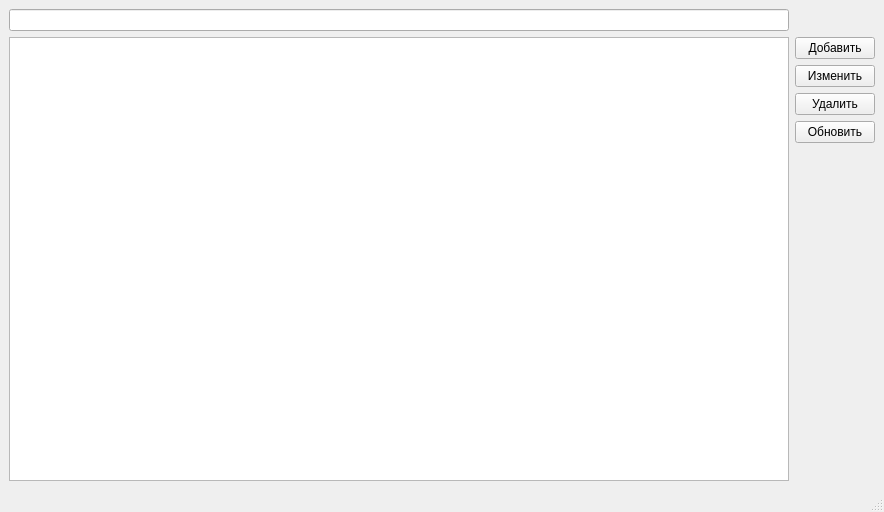
Old version of the form mainwindow.ui in the repository EvheniCH-Ufa/SimpleContractRegister.
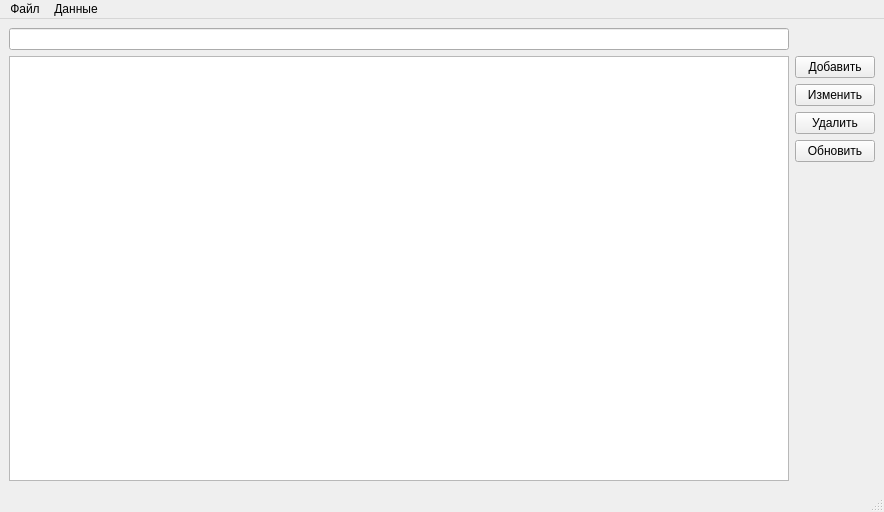
New version of the form.

Diff of the .ui file:
```diff
--- a/mainwindow.ui
+++ b/mainwindow.ui
@@ -81,6 +81,25 @@
      <height>26</height>
     </rect>
    </property>
+   <widget class="QMenu" name="menu">
+    <property name="title">
+     <string>Файл</string>
+    </property>
+   </widget>
+   <widget class="QMenu" name="menu_2">
+    <property name="title">
+     <string>Данные</string>
+    </property>
+    <widget class="QMenu" name="menu_3">
+     <property name="title">
+      <string>Справочники</string>
+     </property>
+     <addaction name="actionOpenContragentsList"/>
+    </widget>
+    <addaction name="menu_3"/>
+   </widget>
+   <addaction name="menu"/>
+   <addaction name="menu_2"/>
   </widget>
   <widget class="QStatusBar" name="statusbar"/>
  </widget>
```
Left out of the diff: 5 changed lines with no effect on the pictures.
